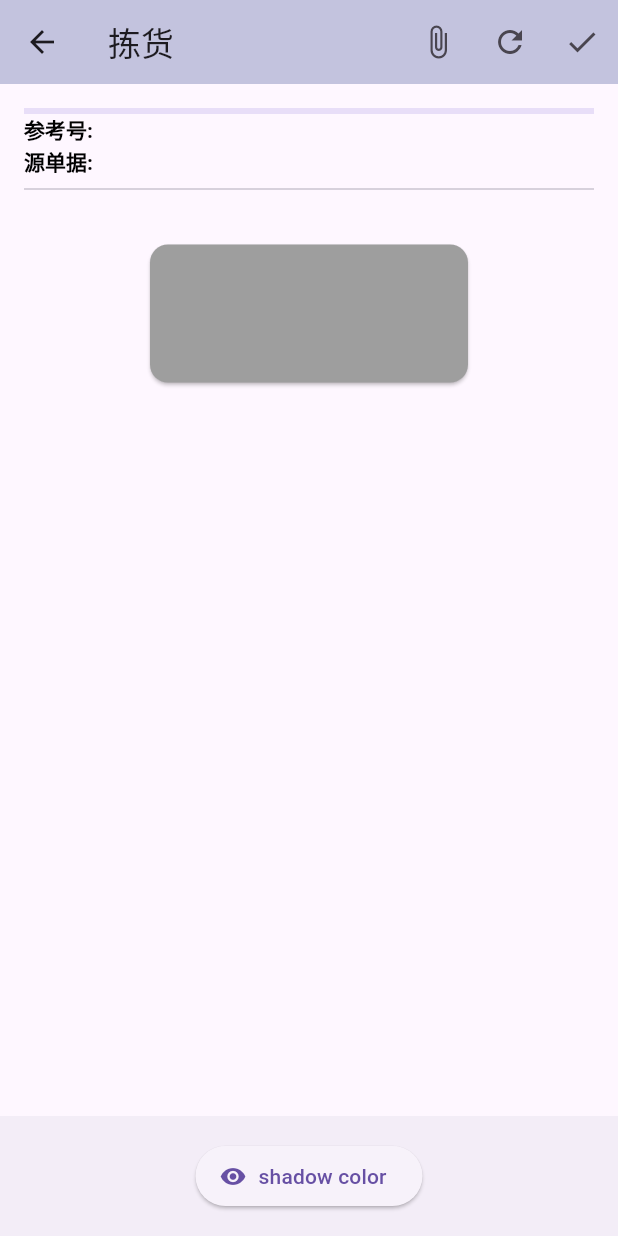
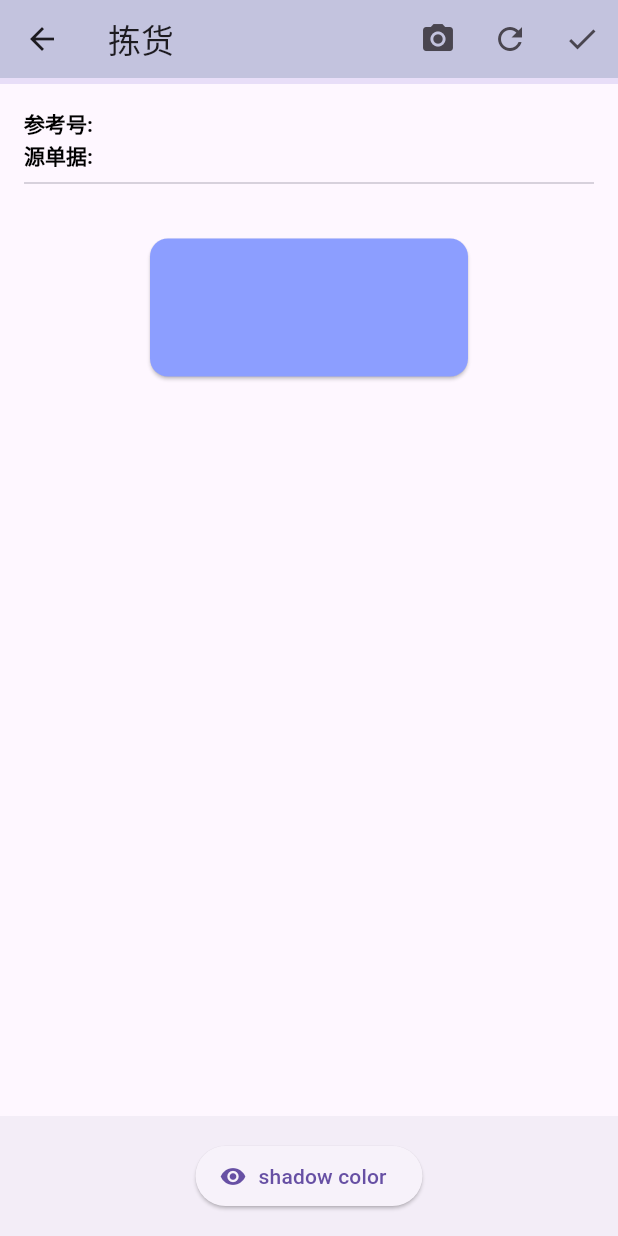
Before and after one commit to yusonisharper/odoo-mobile, a Flutter app: the StockPicking screen opened directly with empty values, on a phone screen of 412 x 824 dp. Run offline on Flutter 3.47's test engine with Material 3 defaults, Android fonts, the phone set to English and light mode, and no system bars; missing offline and left inert: flutter_barcode_scanner, odoo_rpc.

Commit message:
add verify'

```diff
--- a/lib/modules/stock_picking.dart
+++ b/lib/modules/stock_picking.dart
@@ -1,6 +1,7 @@
 import 'package:flutter/material.dart';
 import 'package:flutter_application_1/main.dart';
 import '../models/picking_line_model.dart';
+import 'package:flutter_barcode_scanner/flutter_barcode_scanner.dart';
 
 class StockPicking extends StatefulWidget {
   final Map data;
@@ -17,6 +18,8 @@ class _StockPickingState extends State<StockPicking> {
   int currFinishLineCount = 0;
   bool progressIndicator = false;
   String orderState = 'draft';
+  String barcodeScanRes = '';
+  bool isDone = false;
 
   PickingLine? pl;
   List<dynamic> locationList = [];
@@ -25,6 +28,7 @@ class _StockPickingState extends State<StockPicking> {
   void initState() {
     stockMoveId = widget.data['id'];
     orderState = widget.data['state'];
+    isDone = _isDone();
     super.initState();
     _loadData();
   }
@@ -120,19 +124,42 @@ class _StockPickingState extends State<StockPicking> {
     });
   }
 
+  bool _isDone() {
+    return orderState == 'done';
+  }
+
   @override
   Widget build(BuildContext context) {
+    final Size size = MediaQuery.of(context).size;
     final double? progress =
         progressIndicator ? null : currFinishLineCount / totalLineCount;
     return Scaffold(
       resizeToAvoidBottomInset: false,
       appBar: AppBar(
+        bottom: PreferredSize(
+          preferredSize: Size(size.width, 0),
+          child: TweenAnimationBuilder<double>(
+            duration: const Duration(milliseconds: 250),
+            curve: Curves.easeInOut,
+            tween: Tween<double>(
+              begin: 0,
+              end: progress ?? currFinishLineCount / totalLineCount,
+            ),
+            builder: (context, value, _) => LinearProgressIndicator(
+                value: progressIndicator ? null : value),
+          ),
+        ),
         backgroundColor: primaryColor,
         title: const Text('拣货'),
         actions: [
-          IconButton(icon: const Icon(Icons.attach_file), onPressed: () {}),
+          IconButton(
+              icon: const Icon(Icons.camera_alt),
+              onPressed: () async {
+                barcodeScanRes = await FlutterBarcodeScanner.scanBarcode(
+                    "#ff6666", "Cancel", true, ScanMode.DEFAULT);
+              }),
           IconButton(icon: const Icon(Icons.refresh), onPressed: refresh),
-          orderState == 'done'
+          isDone
               ? Container()
               : IconButton(
                   icon: const Icon(Icons.check),
@@ -147,22 +174,20 @@ class _StockPickingState extends State<StockPicking> {
                       } else {
                         ScaffoldMessenger.of(context).showSnackBar(
                             const SnackBar(content: Text('验证成功')));
+                        isDone = true;
                       }
                       setState(() {
                         progressIndicator = false;
                       });
                     });
                   })
-        ],
+        ], //LinearProgressIndicator(value: progress),
       ),
       body: Padding(
         padding: const EdgeInsets.all(16.0),
         child: Column(
           mainAxisAlignment: MainAxisAlignment.start,
           children: <Widget>[
-            LinearProgressIndicator(
-              value: progress,
-            ),
             Container(
                 alignment: Alignment.topLeft,
                 child: RichText(
@@ -203,13 +228,13 @@ class _StockPickingState extends State<StockPicking> {
                 currLocationIndex > 0
                     ? IconButton(
                         onPressed: goPrevLocation,
-                        icon: const Icon(Icons.arrow_left))
-                    : const SizedBox(width: 48),
+                        icon: const Icon(Icons.arrow_left, size: 38))
+                    : const SizedBox(width: 54),
                 SizedBox(
                     height: 100,
                     width: 220,
                     child: Card(
-                        color: Colors.grey,
+                        color: isDone ? Colors.grey : Colors.indigoAccent[100],
                         child: Padding(
                           padding: const EdgeInsets.all(8.0),
                           child: Center(
@@ -221,12 +246,12 @@ class _StockPickingState extends State<StockPicking> {
                 currLocationIndex < locationList.length - 1
                     ? IconButton(
                         onPressed: goNextLocation,
-                        icon: const Icon(Icons.arrow_right))
-                    : const SizedBox(width: 48),
+                        icon: const Icon(Icons.arrow_right, size: 38))
+                    : const SizedBox(width: 54),
               ],
             ),
             const SizedBox(height: 25),
-            Expanded(
+            Flexible(
               child: Scrollbar(
                   child: ListView.builder(
                       scrollDirection: Axis.vertical,
@@ -236,9 +261,11 @@ class _StockPickingState extends State<StockPicking> {
                         return Container(
                           height: 75,
                           decoration: BoxDecoration(
-                            color: index % 2 == 0
-                                ? Color.fromARGB(146, 174, 174, 174)
-                                : Color.fromARGB(219, 236, 236, 236),
+                            color: isDone
+                                ? Colors.grey
+                                : (index % 2 == 0
+                                    ? Colors.indigo[100]
+                                    : Colors.indigo[50]),
                             //border: Border.all(),
                             borderRadius: BorderRadius.circular(2),
                           ),
@@ -263,9 +290,10 @@ class _StockPickingState extends State<StockPicking> {
                                           textScaler:
                                               const TextScaler.linear(1.5)),
                                       Checkbox(
+                                          activeColor: Colors.green,
                                           autofocus: true,
                                           value: pickingLineList?[index].picked,
-                                          onChanged: orderState == 'done'
+                                          onChanged: isDone
                                               ? null
                                               : (bool? value) async {
                                                   bool temp = await writeLine(
@@ -290,7 +318,7 @@ class _StockPickingState extends State<StockPicking> {
                                 ),
                               ]),
                         );
-                      })), //Text("$displayName, $quantity")
+                      })),
             )
           ],
         ),
--- a/pubspec.yaml
+++ b/pubspec.yaml
@@ -34,6 +34,7 @@ dependencies:
   provider: ^6.0.2
   shared_preferences: ^2.0.15
   logger: ^1.1.0
+  flutter_barcode_scanner: ^2.0.0
 
   # The following adds the Cupertino Icons font to your application.
   # Use with the CupertinoIcons class for iOS style icons.
```
Also changed, not shown: pubspec.lock.
